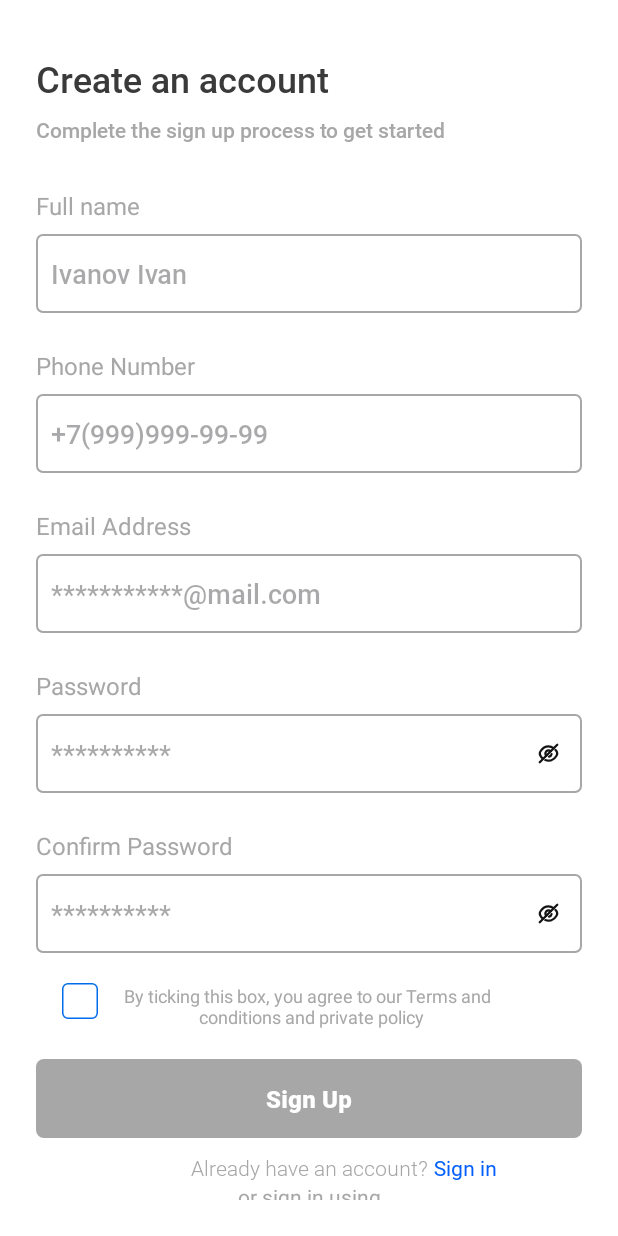
After one commit to Limbyc/OECH-App-Final, an Android app: the fragment RegistrationFragment placed in its activity, on a phone screen of 412 x 824 dp. The commit adds this screen. Run offline under Robolectric (Android 15) with nearby library versions, the phone set to English and light mode, and no system bars; libraries missing offline, so code that uses them is left out: io.github.jan.supabase; 1 statement that could not run was skipped.

Commit message:
11:30 первая сессия. эмулятор Pixel 7 Pro

```diff
--- /dev/null
+++ b/app/src/main/java/com/valance/oechappfinal/fragments/RegistrationFragment.kt
@@ -0,0 +1,27 @@
+package com.valance.oechappfinal.fragments
+
+import android.os.Bundle
+import android.view.LayoutInflater
+import android.view.View
+import android.view.ViewGroup
+import androidx.fragment.app.Fragment
+import com.valance.oechappfinal.databinding.RegistrationFragmentBinding
+
+class RegistrationFragment : Fragment() {
+
+    private lateinit var binding: RegistrationFragmentBinding
+
+    override fun onCreateView(
+        inflater: LayoutInflater,
+        container: ViewGroup?,
+        savedInstanceState: Bundle?
+    ): View? {
+        binding = RegistrationFragmentBinding.inflate(inflater, container,false)
+        return  binding.root
+    }
+
+    override fun onViewCreated(view: View, savedInstanceState: Bundle?) {
+        super.onViewCreated(view, savedInstanceState)
+
+    }
+}
--- /dev/null
+++ b/app/src/main/res/drawable/button_signin.xml
@@ -0,0 +1,5 @@
+<shape xmlns:android="http://schemas.android.com/apk/res/android"
+    android:shape="rectangle">
+    <solid android:color="#A7A7A7"/>
+    <corners android:radius="5dp"/>
+</shape>
--- /dev/null
+++ b/app/src/main/res/drawable/edittext_bg.xml
@@ -0,0 +1,8 @@
+<?xml version="1.0" encoding="utf-8"?>
+<shape xmlns:android="http://schemas.android.com/apk/res/android"
+    android:shape="rectangle">
+    <corners android:radius="4dp"/>
+    <stroke
+        android:width="1dp"
+        android:color="#A7A7A7" />
+</shape>
--- /dev/null
+++ b/app/src/main/res/drawable/eye_slash.xml
@@ -0,0 +1,48 @@
+<vector xmlns:android="http://schemas.android.com/apk/res/android"
+    android:width="14dp"
+    android:height="14dp"
+    android:viewportWidth="14"
+    android:viewportHeight="14">
+  <path
+      android:pathData="M8.476,5.524L5.524,8.476C5.145,8.097 4.912,7.577 4.912,7C4.912,5.845 5.845,4.912 7,4.912C7.578,4.912 8.097,5.145 8.476,5.524Z"
+      android:strokeLineJoin="round"
+      android:strokeWidth="1.5"
+      android:fillColor="#00000000"
+      android:strokeColor="#141414"
+      android:strokeLineCap="round"/>
+  <path
+      android:pathData="M10.395,3.366C9.374,2.596 8.208,2.176 7,2.176C4.941,2.176 3.022,3.389 1.686,5.489C1.161,6.312 1.161,7.694 1.686,8.517C2.147,9.24 2.683,9.864 3.267,10.366"
+      android:strokeLineJoin="round"
+      android:strokeWidth="1.5"
+      android:fillColor="#00000000"
+      android:strokeColor="#141414"
+      android:strokeLineCap="round"/>
+  <path
+      android:pathData="M4.912,11.392C5.577,11.672 6.283,11.824 7,11.824C9.059,11.824 10.978,10.611 12.314,8.511C12.839,7.688 12.839,6.306 12.314,5.483C12.122,5.18 11.912,4.894 11.696,4.626"
+      android:strokeLineJoin="round"
+      android:strokeWidth="1.5"
+      android:fillColor="#00000000"
+      android:strokeColor="#141414"
+      android:strokeLineCap="round"/>
+  <path
+      android:pathData="M9.047,7.408C8.896,8.231 8.225,8.902 7.403,9.053"
+      android:strokeLineJoin="round"
+      android:strokeWidth="1.5"
+      android:fillColor="#00000000"
+      android:strokeColor="#141414"
+      android:strokeLineCap="round"/>
+  <path
+      android:pathData="M5.524,8.476L1.167,12.833"
+      android:strokeLineJoin="round"
+      android:strokeWidth="1.5"
+      android:fillColor="#00000000"
+      android:strokeColor="#141414"
+      android:strokeLineCap="round"/>
+  <path
+      android:pathData="M12.833,1.167L8.476,5.524"
+      android:strokeLineJoin="round"
+      android:strokeWidth="1.5"
+      android:fillColor="#00000000"
+      android:strokeColor="#141414"
+      android:strokeLineCap="round"/>
+</vector>
--- /dev/null
+++ b/app/src/main/res/drawable/facebook_google__apple.xml
@@ -0,0 +1,14 @@
+<vector xmlns:android="http://schemas.android.com/apk/res/android"
+    android:width="17dp"
+    android:height="16dp"
+    android:viewportWidth="17"
+    android:viewportHeight="16">
+  <group>
+    <clip-path
+        android:pathData="M0.5,0h16v16h-16z"/>
+    <path
+        android:pathData="M8.5,0C4.081,0 0.5,3.582 0.5,8C0.5,12.418 4.081,16 8.5,16C12.918,16 16.5,12.418 16.5,8C16.5,3.582 12.918,0 8.5,0ZM8.593,12.679C6.015,12.679 3.927,10.585 3.927,8C3.927,5.415 6.015,3.321 8.593,3.321C9.853,3.321 10.907,3.786 11.715,4.541L10.399,5.859V5.857C9.909,5.389 9.287,5.149 8.593,5.149C7.053,5.149 5.802,6.453 5.802,7.997C5.802,9.541 7.053,10.849 8.593,10.849C9.991,10.849 10.941,10.047 11.137,8.947H8.593V7.123H12.983C13.042,7.436 13.073,7.763 13.073,8.105C13.073,10.779 11.289,12.679 8.593,12.679Z"
+        android:fillColor="#EC8000"
+        android:fillType="evenOdd"/>
+  </group>
+</vector>
--- /dev/null
+++ b/app/src/main/res/drawable/type_unselected__state_enabled.xml
@@ -0,0 +1,11 @@
+<vector xmlns:android="http://schemas.android.com/apk/res/android"
+    android:width="24dp"
+    android:height="24dp"
+    android:viewportWidth="24"
+    android:viewportHeight="24">
+  <path
+      android:strokeWidth="1"
+      android:pathData="M4,0.5L20,0.5A3.5,3.5 0,0 1,23.5 4L23.5,20A3.5,3.5 0,0 1,20 23.5L4,23.5A3.5,3.5 0,0 1,0.5 20L0.5,4A3.5,3.5 0,0 1,4 0.5z"
+      android:fillColor="#00000000"
+      android:strokeColor="#006CEC"/>
+</vector>
--- /dev/null
+++ b/app/src/main/res/layout/registration_fragment.xml
@@ -0,0 +1,255 @@
+<?xml version="1.0" encoding="utf-8"?>
+<androidx.constraintlayout.widget.ConstraintLayout xmlns:android="http://schemas.android.com/apk/res/android"
+    xmlns:app="http://schemas.android.com/apk/res-auto"
+    xmlns:tools="http://schemas.android.com/tools"
+    android:layout_width="match_parent"
+    android:layout_height="match_parent"
+    android:padding="24dp"
+    android:background="@color/white">
+
+    <androidx.appcompat.widget.AppCompatTextView
+        android:id="@+id/appCompatTextView"
+        android:layout_width="wrap_content"
+        android:layout_height="wrap_content"
+        android:layout_marginTop="12dp"
+        android:fontFamily="@font/roboto_medium"
+        android:text="Create an account"
+        android:textColor="#3A3A3A"
+        android:textSize="24sp"
+        app:layout_constraintStart_toStartOf="parent"
+        app:layout_constraintTop_toTopOf="parent" />
+
+    <androidx.appcompat.widget.AppCompatTextView
+        android:id="@+id/appCompatTextView2"
+        android:layout_width="wrap_content"
+        android:layout_height="wrap_content"
+        android:layout_marginTop="8dp"
+        android:fontFamily="@font/roboto_medium"
+        android:text="Complete the sign up process to get started"
+        android:textColor="#A7A7A7"
+        android:textSize="14sp"
+        app:layout_constraintStart_toStartOf="parent"
+        app:layout_constraintTop_toBottomOf="@+id/appCompatTextView" />
+
+    <androidx.appcompat.widget.AppCompatTextView
+        android:id="@+id/appCompatTextView3"
+        android:layout_width="wrap_content"
+        android:layout_height="wrap_content"
+        android:layout_marginTop="30dp"
+        android:text="Full name"
+        android:textColor="#A7A7A7"
+        android:textSize="16sp"
+        app:layout_constraintStart_toStartOf="parent"
+        app:layout_constraintTop_toBottomOf="@+id/appCompatTextView2" />
+
+    <androidx.appcompat.widget.AppCompatEditText
+        android:id="@+id/name"
+        android:layout_width="match_parent"
+        android:layout_height="wrap_content"
+        android:layout_marginTop="8dp"
+        app:layout_constraintTop_toBottomOf="@+id/appCompatTextView3"
+        tools:layout_editor_absoluteX="24dp"
+        android:hint="Ivanov Ivan"
+        android:paddingTop="14dp"
+        android:paddingBottom="14dp"
+        android:paddingStart="10dp"
+        android:background="@drawable/edittext_bg"
+        android:textColor="#3A3A3A"
+        android:fontFamily="@font/roboto_medium"
+        />
+
+    <androidx.appcompat.widget.AppCompatTextView
+        android:id="@+id/appCompatTextView4"
+        android:layout_width="wrap_content"
+        android:layout_height="wrap_content"
+        android:text="Phone Number"
+        android:layout_marginTop="24dp"
+        android:textColor="#A7A7A7"
+        android:textSize="16sp"
+        app:layout_constraintStart_toStartOf="parent"
+        app:layout_constraintTop_toBottomOf="@+id/name" />
+
+    <androidx.appcompat.widget.AppCompatEditText
+        android:id="@+id/phone"
+        android:layout_width="match_parent"
+        android:layout_height="wrap_content"
+        android:background="@drawable/edittext_bg"
+        android:fontFamily="@font/roboto_medium"
+        android:hint="+7(999)999-99-99"
+        android:layout_marginTop="8dp"
+        android:paddingStart="10dp"
+        android:paddingTop="14dp"
+        android:paddingBottom="14dp"
+        android:textColor="#3A3A3A"
+        app:layout_constraintTop_toBottomOf="@+id/appCompatTextView4"
+        tools:layout_editor_absoluteX="16dp" />
+
+    <androidx.appcompat.widget.AppCompatTextView
+        android:id="@+id/appCompatTextView5"
+        android:layout_width="wrap_content"
+        android:layout_height="wrap_content"
+        android:text="Email Address"
+        android:layout_marginTop="24dp"
+        android:textColor="#A7A7A7"
+        android:textSize="16sp"
+        app:layout_constraintStart_toStartOf="parent"
+        app:layout_constraintTop_toBottomOf="@+id/phone" />
+
+    <androidx.appcompat.widget.AppCompatEditText
+        android:id="@+id/email"
+        android:layout_width="match_parent"
+        android:layout_height="wrap_content"
+        android:background="@drawable/edittext_bg"
+        android:fontFamily="@font/roboto_medium"
+        android:hint="***********@mail.com"
+        android:paddingStart="10dp"
+        android:paddingTop="14dp"
+        android:layout_marginTop="8dp"
+        android:paddingBottom="14dp"
+        android:textColor="#3A3A3A"
+        app:layout_constraintTop_toBottomOf="@+id/appCompatTextView5"
+        tools:layout_editor_absoluteX="16dp" />
+
+    <androidx.appcompat.widget.AppCompatTextView
+        android:id="@+id/appCompatTextView6"
+        android:layout_width="wrap_content"
+        android:layout_height="wrap_content"
+        android:text="Password"
+        android:textColor="#A7A7A7"
+        android:layout_marginTop="24dp"
+        android:textSize="16sp"
+        app:layout_constraintStart_toStartOf="parent"
+        app:layout_constraintTop_toBottomOf="@+id/email" />
+
+    <androidx.appcompat.widget.AppCompatEditText
+        android:id="@+id/password"
+        android:layout_width="match_parent"
+        android:layout_height="wrap_content"
+        android:background="@drawable/edittext_bg"
+        android:fontFamily="@font/roboto_medium"
+        android:hint="**********"
+        android:paddingStart="10dp"
+        android:layout_marginTop="8dp"
+        android:paddingTop="14dp"
+        android:paddingEnd="15dp"
+        android:drawableEnd="@drawable/eye_slash"
+        android:paddingBottom="14dp"
+        android:drawablePadding="8dp"
+        android:textColor="#3A3A3A"
+        app:layout_constraintTop_toBottomOf="@+id/appCompatTextView6"
+        tools:layout_editor_absoluteX="16dp" />
+
+    <androidx.appcompat.widget.AppCompatTextView
+        android:id="@+id/appCompatTextView7"
+        android:layout_width="wrap_content"
+        android:layout_height="wrap_content"
+        android:text="Confirm Password"
+        android:layout_marginTop="24dp"
+        android:textColor="#A7A7A7"
+        android:textSize="16sp"
+        app:layout_constraintStart_toStartOf="parent"
+        app:layout_constraintTop_toBottomOf="@+id/password" />
+
+    <androidx.appcompat.widget.AppCompatEditText
+        android:id="@+id/ConfirmPassword"
+        android:layout_width="match_parent"
+        android:layout_height="wrap_content"
+        android:background="@drawable/edittext_bg"
+        android:drawableEnd="@drawable/eye_slash"
+        android:drawablePadding="8dp"
+        android:fontFamily="@font/roboto_medium"
+        android:hint="**********"
+        android:layout_marginTop="8dp"
+        android:paddingStart="10dp"
+        android:paddingTop="14dp"
+        android:paddingEnd="15dp"
+        android:paddingBottom="14dp"
+        android:textColor="#3A3A3A"
+        app:layout_constraintTop_toBottomOf="@+id/appCompatTextView7"
+        tools:layout_editor_absoluteX="16dp" />
+
+    <androidx.appcompat.widget.AppCompatTextView
+        android:id="@+id/appCompatTextView8"
+        android:layout_width="wrap_content"
+        android:layout_height="wrap_content"
+        android:layout_marginTop="20dp"
+        android:gravity="center"
+        android:text="By ticking this box, you agree to our Terms and \n conditions and private policy"
+        android:textColor="#A7A7A7"
+        android:textSize="12sp"
+        app:layout_constraintEnd_toEndOf="parent"
+        app:layout_constraintStart_toStartOf="parent"
+        app:layout_constraintTop_toBottomOf="@+id/ConfirmPassword" />
+
+    <androidx.appcompat.widget.AppCompatImageView
+        android:layout_width="wrap_content"
+        android:layout_height="wrap_content"
+        android:layout_marginTop="20dp"
+        android:src="@drawable/type_unselected__state_enabled"
+        app:layout_constraintEnd_toStartOf="@+id/appCompatTextView8"
+        app:layout_constraintStart_toStartOf="parent"
+        app:layout_constraintTop_toBottomOf="@+id/ConfirmPassword" />
+
+    <androidx.appcompat.widget.AppCompatTextView
+        android:id="@+id/appCompatTextView9"
+        android:layout_width="match_parent"
+        android:layout_height="wrap_content"
+        android:layout_marginTop="20dp"
+        android:background="@drawable/button_signin"
+        android:fontFamily="@font/roboto_black"
+        android:gravity="center"
+        android:paddingTop="15dp"
+        android:paddingBottom="15dp"
+        android:text="Sign Up"
+        android:textColor="@color/white"
+        android:textSize="16sp"
+        app:layout_constraintEnd_toEndOf="parent"
+        app:layout_constraintStart_toStartOf="parent"
+        app:layout_constraintTop_toBottomOf="@+id/appCompatTextView8" />
+
+    <androidx.appcompat.widget.AppCompatTextView
+        android:id="@+id/text_signUp"
+        android:layout_width="wrap_content"
+        android:layout_height="wrap_content"
+        android:fontFamily="@font/roboto_light"
+        android:text="Already have an account?"
+        android:textColor="#A7A7A7"
+        android:textSize="14sp"
+        android:layout_marginTop="10dp"
+        app:layout_constraintEnd_toEndOf="parent"
+        app:layout_constraintStart_toStartOf="parent"
+        app:layout_constraintTop_toBottomOf="@+id/appCompatTextView9" />
+
+    <androidx.appcompat.widget.AppCompatTextView
+        android:id="@+id/SignIn"
+        android:layout_width="wrap_content"
+        android:layout_height="wrap_content"
+        android:text="Sign in"
+        android:textColor="#0560FA"
+        android:textSize="14sp"
+        android:layout_marginStart="4dp"
+        android:layout_marginTop="10dp"
+        android:fontFamily="@font/roboto_regular"
+        app:layout_constraintStart_toEndOf="@+id/text_signUp"
+        app:layout_constraintTop_toBottomOf="@+id/appCompatTextView9" />
+
+    <androidx.appcompat.widget.AppCompatTextView
+        android:id="@+id/appCompatTextView10"
+        android:layout_width="wrap_content"
+        android:layout_height="wrap_content"
+        android:text="or sign in using"
+        android:textColor="#A7A7A7"
+        android:textSize="14sp"
+        app:layout_constraintEnd_toEndOf="parent"
+        app:layout_constraintStart_toStartOf="parent"
+        app:layout_constraintTop_toBottomOf="@+id/text_signUp" />
+
+    <androidx.appcompat.widget.AppCompatImageView
+        android:layout_width="wrap_content"
+        android:layout_height="wrap_content"
+        android:src="@drawable/facebook_google__apple"
+        android:layout_marginTop="4dp"
+        app:layout_constraintEnd_toEndOf="parent"
+        app:layout_constraintStart_toStartOf="parent"
+        app:layout_constraintTop_toBottomOf="@+id/appCompatTextView10" />
+</androidx.constraintlayout.widget.ConstraintLayout>
```
Also changed, not shown: app/src/main/java/com/valance/oechappfinal/fragments/StartFragment.kt (+32 -3 lines), app/src/main/res/drawable/remember_password.xml (added, +11 -0 lines), app/src/main/res/drawable/type_selected__state_enabled.xml (added, +16 -0 lines), app/src/main/res/layout/log_in_fragment.xml (added, +107 -0 lines), app/src/main/res/layout/start_fragment.xml (+17 -2 lines).
